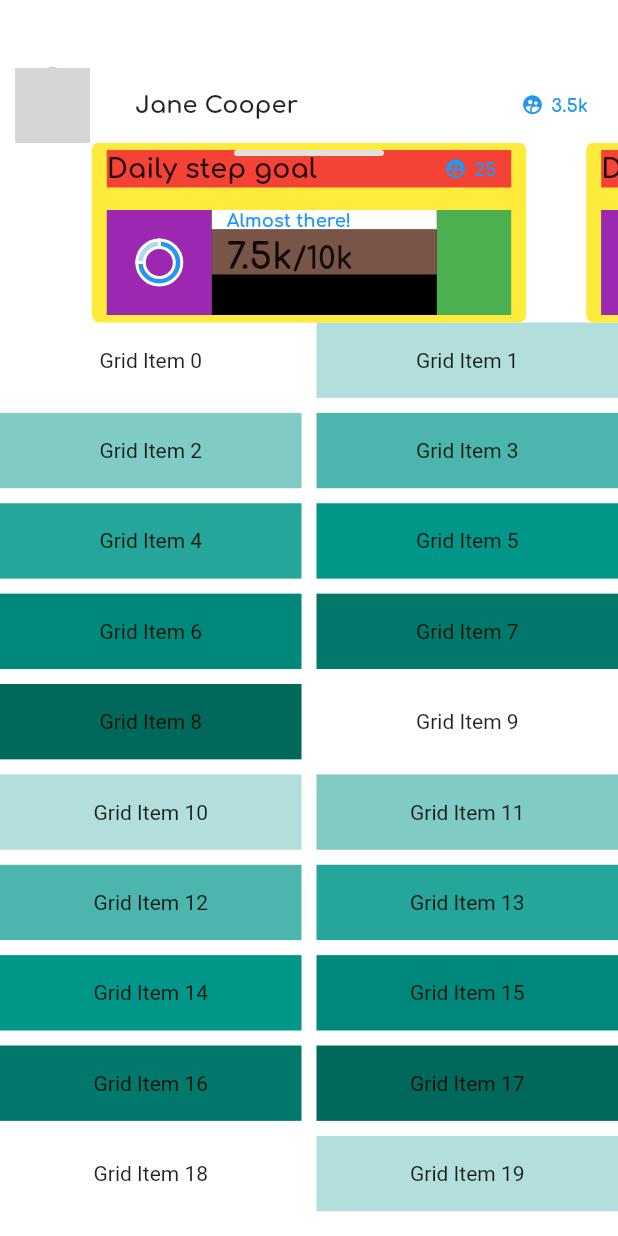
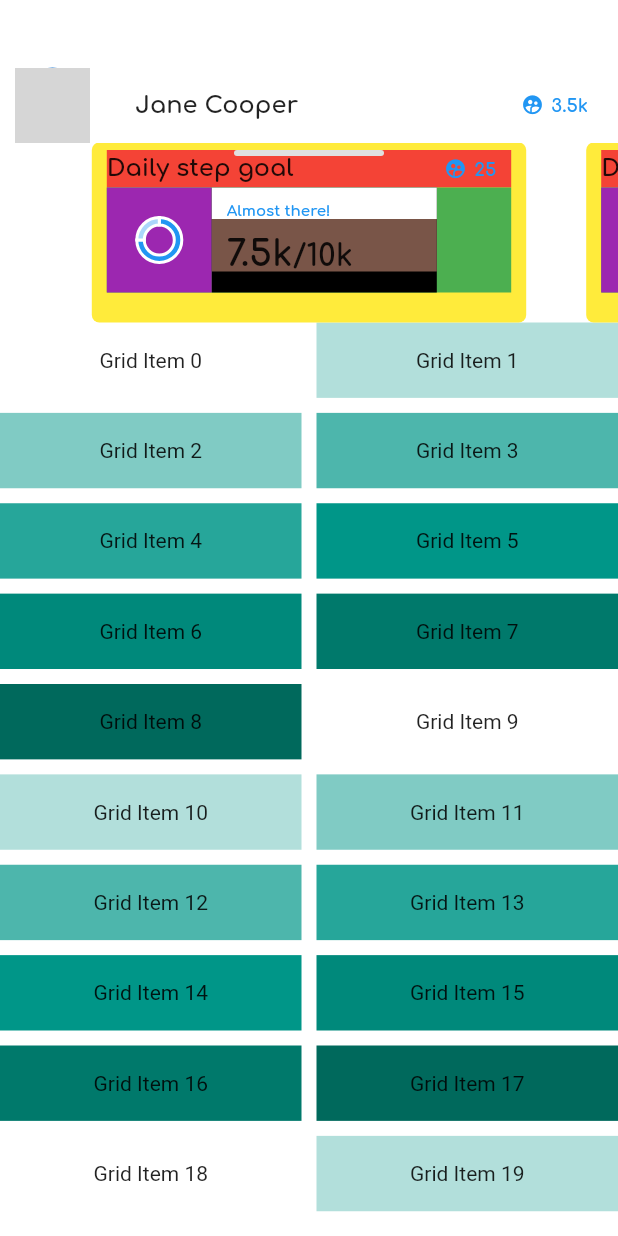
Before and after one commit to pelegopego/clone_longevity, a Flutter app: the screen it shows after launch, on a phone screen of 412 x 824 dp. Run offline on Flutter 3.47's test engine with Material 2 defaults, Android fonts, the light colour scheme and no system bars; drawn by our look-alikes of carousel_slider; our stand-ins replace charts_flutter; network calls fail; grey boxes are pictures that could not be loaded.

Commit message:
Tiny visual ajusts

```diff
--- a/lib/src/features/cards/DailyStep.dart
+++ b/lib/src/features/cards/DailyStep.dart
@@ -44,8 +44,7 @@ class _DailyStepsState extends State<DailySteps> {
             borderRadius: const BorderRadius.all(Radius.circular(5))),
         child: Column(children: [
           Padding(
-              padding:
-                  const EdgeInsets.only(top: 5, bottom: 5, right: 10, left: 10),
+              padding: const EdgeInsets.only(top: 5, right: 10, left: 10),
               child: Container(
                   color: Colors.red,
                   child: Row(children: [
@@ -56,7 +55,7 @@ class _DailyStepsState extends State<DailySteps> {
                             color: Colors.black87,
                             fontWeight: FontWeight.bold,
                             fontFamily: 'Comfortaa',
-                            fontSize: 18),
+                            fontSize: 16),
                       ),
                     ),
                     Align(
@@ -84,8 +83,7 @@ class _DailyStepsState extends State<DailySteps> {
                     ),
                   ]))),
           Padding(
-              padding: const EdgeInsets.only(
-                  top: 10, bottom: 5, right: 10, left: 10),
+              padding: const EdgeInsets.only(bottom: 5, right: 10, left: 10),
               child: Container(
                 color: Colors.green,
                 child: Row(children: [
@@ -96,10 +94,10 @@ class _DailyStepsState extends State<DailySteps> {
                     child: charts.PieChart<int>(DailySteps._createSampleData(),
                         animate: false,
                         layoutConfig: charts.LayoutConfig(
-                          leftMarginSpec: charts.MarginSpec.fixedPixel(8),
-                          topMarginSpec: charts.MarginSpec.fixedPixel(8),
-                          rightMarginSpec: charts.MarginSpec.fixedPixel(8),
-                          bottomMarginSpec: charts.MarginSpec.fixedPixel(8),
+                          leftMarginSpec: charts.MarginSpec.fixedPixel(10),
+                          topMarginSpec: charts.MarginSpec.fixedPixel(10),
+                          rightMarginSpec: charts.MarginSpec.fixedPixel(10),
+                          bottomMarginSpec: charts.MarginSpec.fixedPixel(10),
                         ),
                         defaultRenderer:
                             new charts.ArcRendererConfig(arcWidth: 5)),
@@ -111,21 +109,21 @@ class _DailyStepsState extends State<DailySteps> {
                       Container(
                           color: Colors.white,
                           width: 150,
-                          padding: const EdgeInsets.only(left: 10),
+                          padding: const EdgeInsets.only(top: 10, left: 10),
                           child: const Text(
                             'Almost there!',
                             style: TextStyle(
-                              fontSize: 12,
+                              fontSize: 10,
                               fontWeight: FontWeight.bold,
                               fontFamily: 'Comfortaa',
                               color: Colors.blue,
                             ),
                           )),
                       Container(
-                        height: 30,
+                        height: 35,
                         width: 150,
                         color: Colors.brown,
-                        padding: EdgeInsets.only(top: 5, left: 10),
+                        padding: EdgeInsets.only(top: 10, left: 10),
                         child: Row(children: [
                           Container(
                             alignment: Alignment.bottomLeft,
```
